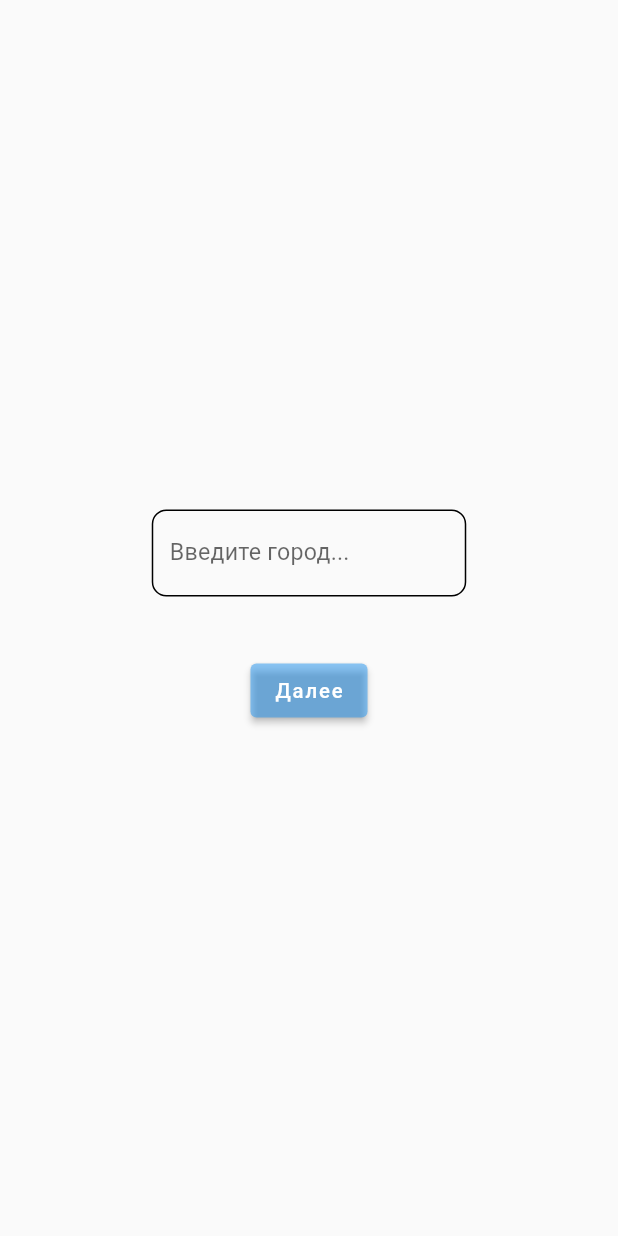
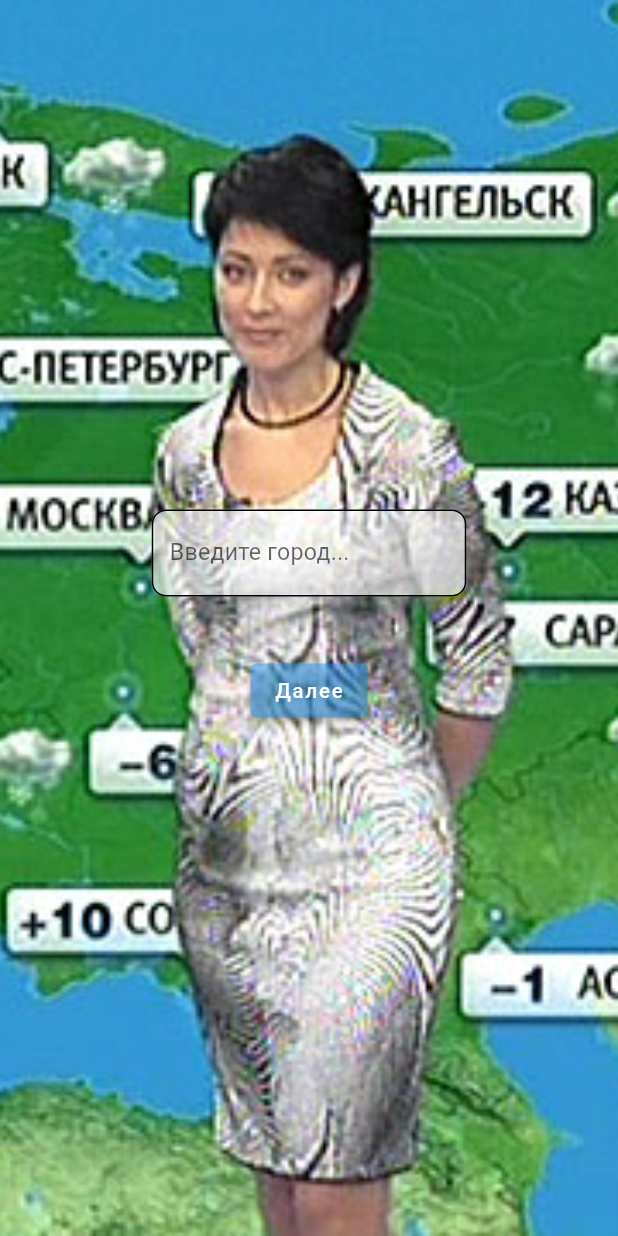
Before and after one commit to zznillma/weather_app, a Flutter app: the screen it shows after launch, on a phone screen of 412 x 824 dp. Run offline on Flutter 3.47's test engine with Material 2 defaults, Android fonts, the phone set to English and light mode, and no system bars; our stand-ins replace bloc, cached_network_image, dio, flutter_bloc, flutter_screenutil, get_it and 1 more.

Commit message:
add background image for search screen

```diff
--- a/lib/features/wether/presentation/screens/search_screen/search_screen.dart
+++ b/lib/features/wether/presentation/screens/search_screen/search_screen.dart
@@ -31,13 +31,22 @@ class _SearchScreenState extends State<SearchScreen> {
   @override
   Widget build(BuildContext context) {
     return Scaffold(
-      body: Column(
+      body: Stack(
+        children: [
+          Image.asset(
+            'assets/images/pogoda.jpeg',
+            fit: BoxFit.cover,
+            height: 1.sh,
+            width: 1.sw,
+          ),
+          Column(
             mainAxisAlignment: MainAxisAlignment.center,
             children: [
               Center(
                 child: SizedBox(
                   width: 200.w,
                   child: TextField(
+
                     onChanged: (value) {
                       if (controller.text.isNotEmpty) {
                         isActive = true;
@@ -50,6 +59,8 @@ class _SearchScreenState extends State<SearchScreen> {
                     style: const TextStyle(color: Colors.black),
                     controller: controller,
                     decoration: InputDecoration(
+                      filled: true,
+                      fillColor: Colors.white60,
                       hintText: 'Введите город...',
                       enabledBorder: OutlineInputBorder(
                         borderRadius: BorderRadius.circular(10).r,
@@ -85,8 +96,8 @@ class _SearchScreenState extends State<SearchScreen> {
                       Navigator.push(
                         context,
                         MaterialPageRoute(
-                      builder: (context) =>
-                          WeatherDetailScreen(weatherModel: state.weatherModel),
+                          builder: (context) => WeatherDetailScreen(
+                              weatherModel: state.weatherModel),
                         ),
                       );
                     }
@@ -107,6 +118,8 @@ class _SearchScreenState extends State<SearchScreen> {
                   })
             ],
           ),
+        ],
+      ),
     );
   }
 }
--- a/pubspec.yaml
+++ b/pubspec.yaml
@@ -68,8 +68,8 @@ flutter:
   uses-material-design: true
 
   # To add assets to your application, add an assets section, like this:
-  # assets:
-  #   - images/a_dot_burr.jpeg
+  assets:
+    - assets/images/
   #   - images/a_dot_ham.jpeg
 
   # An image asset can refer to one or more resolution-specific "variants", see
```
Also changed, not shown: assets/images/pogoda.jpeg (added). Lines whose indentation alone changed are shown as unchanged.
